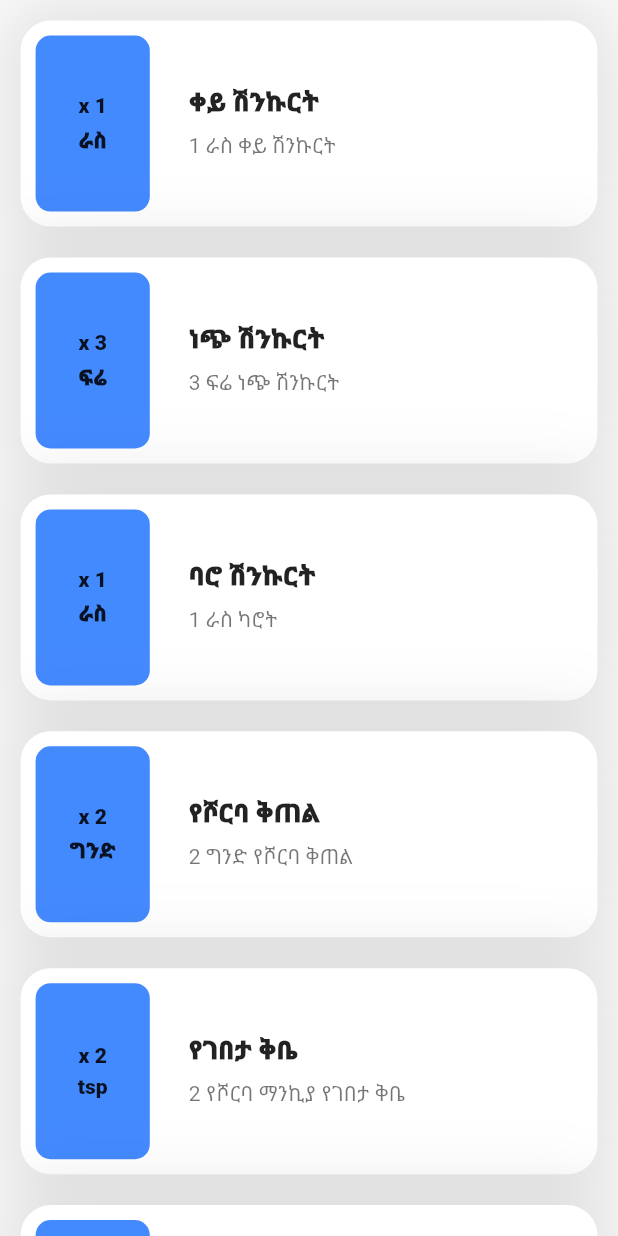
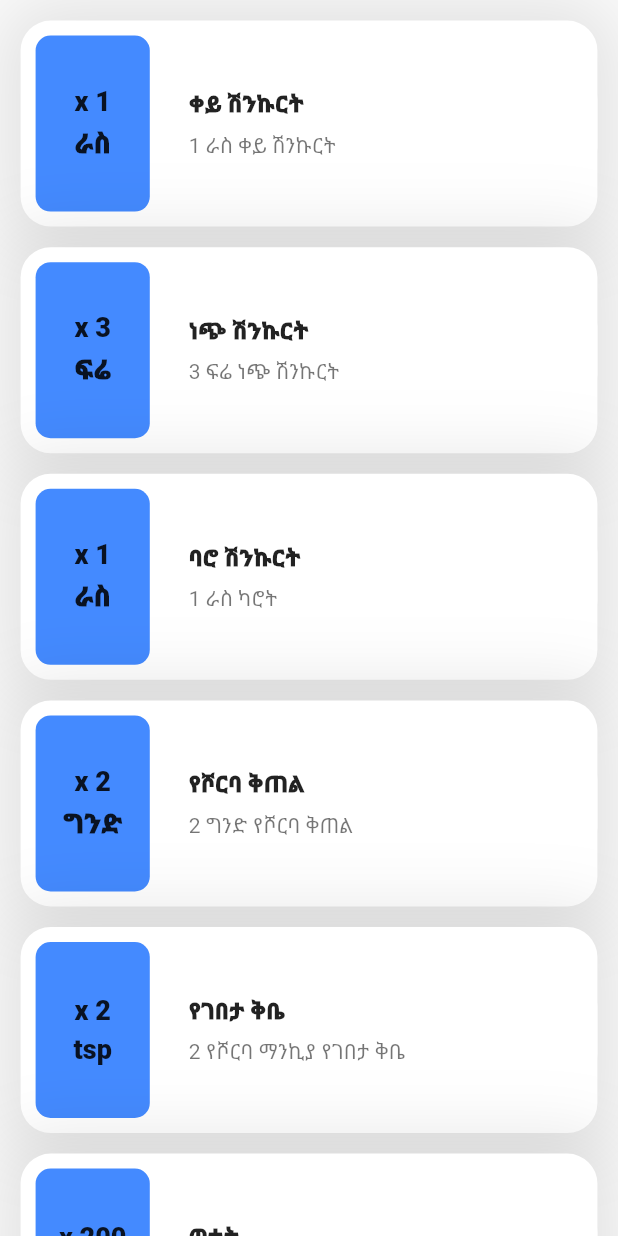
Before and after one commit to TrojanSystem/food_recipe_app, a Flutter app: the Ingredients widget shown alone on an empty page, opened directly with sample values from the repository, on a phone screen of 412 x 824 dp. Run offline on Flutter 3.47's test engine with Material 2 defaults, Android fonts, the phone set to English and light mode, and no system bars; our stand-ins replace fancy_shimmer_image, flutter_staggered_animations, font_awesome_flutter, lite_rolling_switch, video_player; missing offline and left inert: flutter_share.

Commit message:
fix some bugs

```diff
--- a/lib/food_details/ingredients.dart
+++ b/lib/food_details/ingredients.dart
@@ -20,7 +20,7 @@ class Ingredients extends StatelessWidget {
             position: index,
             delay: const Duration(milliseconds: 100),
             child: Container(
-              margin: EdgeInsets.only(bottom: _w / 20),
+              margin: EdgeInsets.only(bottom: _w / 30),
               height: _w / 3,
               decoration: BoxDecoration(
                 color: Colors.white,
@@ -48,7 +48,7 @@ class Ingredients extends StatelessWidget {
                         children: [
                           Text(
                             'x ${ingredients.ingredient[index]['quantity']}',
-                            style: const TextStyle(
+                            style: const TextStyle(fontSize: 18,
                               fontWeight: FontWeight.w900,
                             ),
                           ),
@@ -57,7 +57,7 @@ class Ingredients extends StatelessWidget {
                           ),
                           Text(
                             '${ingredients.ingredient[index]['unit'] == 'teaspoon' ? 'tsp' : ingredients.ingredient[index]['unit']}',
-                            style: const TextStyle(
+                            style: const TextStyle(fontSize: 18,
                               fontWeight: FontWeight.w900,
                             ),
                           ),
@@ -81,7 +81,7 @@ class Ingredients extends StatelessWidget {
                             '${ingredients.ingredient[index]['ingredient']}',
                             style: const TextStyle(
                               fontWeight: FontWeight.w900,
-                              fontSize: 17,
+                              fontSize: 15,
                             ),
                           ),
                         ),
```
